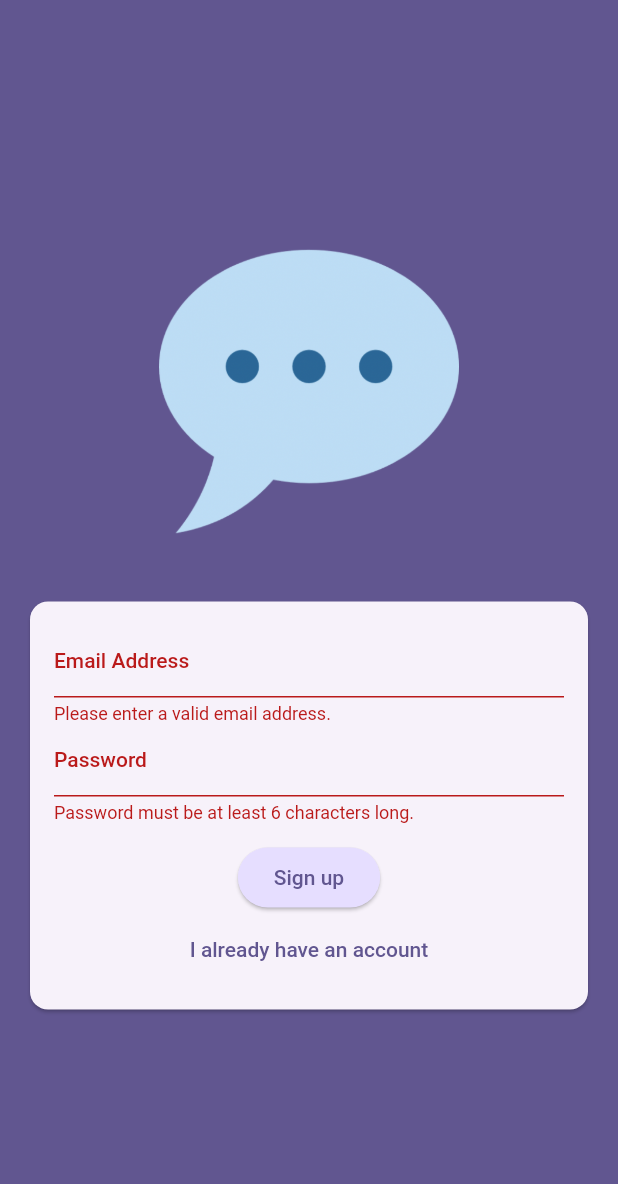
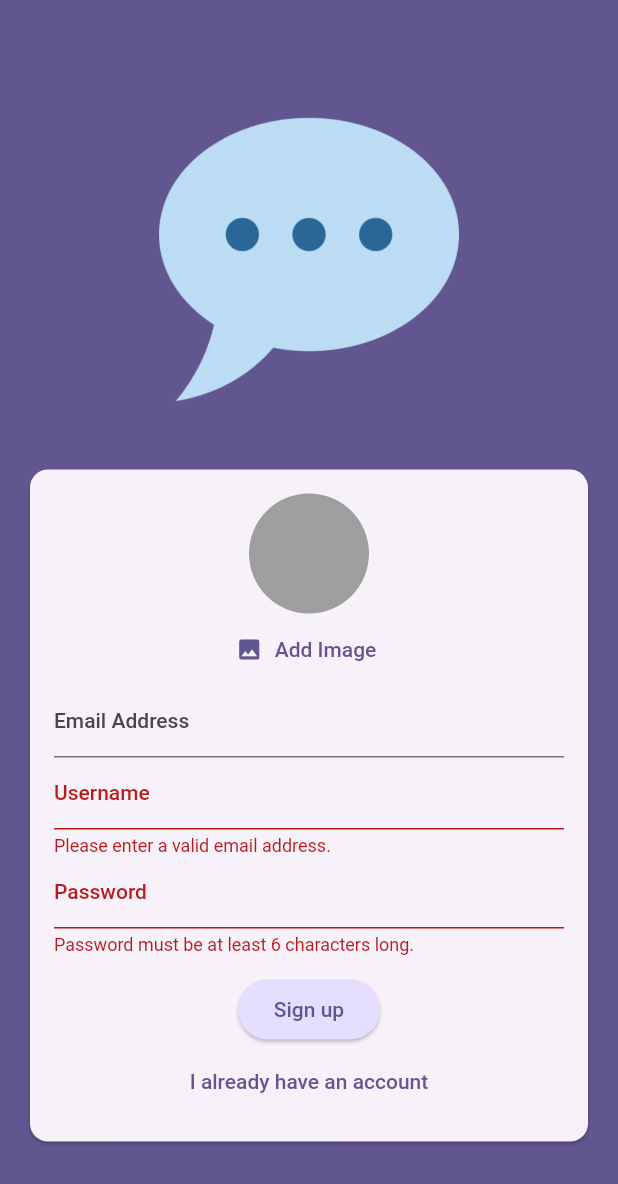
Before and after one commit to Demetre-Panjakidze/chat-app, a Flutter app: the screen it shows after launch, after a tap on "Login", after a tap on "Create an account", on a phone screen of 412 x 824 dp. Shown: the top 1184 px of the screen. Run offline on Flutter 3.47's test engine with Material 2 defaults, Android fonts, the phone set to English and light mode, and no system bars; our stand-ins replace cloud_firestore, firebase_auth, firebase_core, firebase_storage, image_picker; accounts and stored records are empty.

```diff
--- a/lib/main.dart
+++ b/lib/main.dart
@@ -1,14 +1,22 @@
+import 'package:firebase_auth/firebase_auth.dart';
 import 'package:flutter/material.dart';
 import 'package:firebase_core/firebase_core.dart';
 import 'firebase_options.dart';
 
+import 'package:chat_app/screens/chat.dart';
+import 'package:chat_app/screens/splash.dart';
 import 'package:chat_app/screens/auth.dart';
 
 void main() async {
-  WidgetsFlutterBinding.ensureInitialized();
+  WidgetsFlutterBinding
+      .ensureInitialized(); // without this code app won't run properly. only flutter logo will be displayed.
   await Firebase.initializeApp(
     options: DefaultFirebaseOptions.currentPlatform,
   );
+  /*
+  code from firebase to initialize app.
+  source: https://firebase.google.com/docs/flutter/setup?platform=ios
+  */
 
   runApp(const App());
 }
@@ -25,7 +33,20 @@ class App extends StatelessWidget {
         colorScheme: ColorScheme.fromSeed(
             seedColor: const Color.fromARGB(255, 63, 17, 177)),
       ),
-      home: const AuthScreen(),
+      home: StreamBuilder(
+        stream: FirebaseAuth.instance.authStateChanges(),
+        builder: (ctx, snapshot) {
+          if (snapshot.connectionState == ConnectionState.waiting) {
+            return const SplashScreen();
+          }
+
+          if (snapshot.hasData) {
+            return const ChatScreen();
+          }
+
+          return const AuthScreen();
+        },
+      ),
     );
   }
 }
--- a/lib/screens/auth.dart
+++ b/lib/screens/auth.dart
@@ -1,3 +1,8 @@
+import 'dart:io';
+
+import 'package:chat_app/widgets/user_image_picker.dart';
+import 'package:cloud_firestore/cloud_firestore.dart';
+import 'package:firebase_storage/firebase_storage.dart';
 import 'package:flutter/material.dart';
 import 'package:firebase_auth/firebase_auth.dart';
 
@@ -15,21 +20,52 @@ class _AuthScreenState extends State<AuthScreen> {
   var _isLogin = true;
   var _enteredEmail = '';
   var _enteredPassword = '';
+  var _enteredUsername = '';
+  File? _selectedImage;
+  var _isAuthenticating = false;
 
   void _submit() async {
     final isValid = _formKey.currentState!.validate();
 
-    if (!isValid) return;
+    if (!isValid || !_isLogin && _selectedImage == null) {
+      return;
+    }
 
     _formKey.currentState!.save();
 
+    try {
+      setState(() {
+        _isAuthenticating = true;
+      });
+
       if (_isLogin) {
+        final userCredentials = await _firebase.signInWithEmailAndPassword(
+          email: _enteredEmail,
+          password: _enteredPassword,
+        );
       } else {
-      try {
         final userCredentials = await _firebase.createUserWithEmailAndPassword(
           email: _enteredEmail,
           password: _enteredPassword,
         );
+
+        final storageRef = FirebaseStorage.instance
+            .ref()
+            .child('User_images')
+            .child('${userCredentials.user!.uid}.jpg');
+
+        await storageRef.putFile(_selectedImage!);
+        final imageUrl = await storageRef.getDownloadURL();
+
+        await FirebaseFirestore.instance
+            .collection('users')
+            .doc(userCredentials.user!.uid)
+            .set({
+          'username': _enteredUsername,
+          'email': _enteredEmail,
+          'image_url': imageUrl,
+        });
+      }
     } on FirebaseAuthException catch (error) {
       ScaffoldMessenger.of(context).clearSnackBars();
       ScaffoldMessenger.of(context).showSnackBar(
@@ -37,7 +73,9 @@ class _AuthScreenState extends State<AuthScreen> {
           content: Text(error.message ?? 'Authentication failed.'),
         ),
       );
-      }
+      setState(() {
+        _isAuthenticating = false;
+      });
     }
   }
 
@@ -65,6 +103,12 @@ class _AuthScreenState extends State<AuthScreen> {
                       child: Column(
                         mainAxisSize: MainAxisSize.min,
                         children: [
+                          if (!_isLogin)
+                            UserImagePicker(
+                              onPickedImage: (pickedImage) {
+                                _selectedImage = pickedImage;
+                              },
+                            ),
                           TextFormField(
                             decoration: const InputDecoration(
                               labelText: 'Email Address',
@@ -83,6 +127,24 @@ class _AuthScreenState extends State<AuthScreen> {
                             },
                             onSaved: (newValue) {
                               _enteredEmail = newValue!;
+                            },
+                          ),
+                          if (!_isLogin)
+                            TextFormField(
+                              decoration: const InputDecoration(
+                                labelText: 'Username',
+                              ),
+                              enableSuggestions: false,
+                              validator: (value) {
+                                if (value == null ||
+                                    value.isEmpty ||
+                                    value.trim().length < 4) {
+                                  return 'Please enter at least 4 characters.';
+                                }
+                                return null;
+                              },
+                              onSaved: (newValue) {
+                                _enteredUsername = newValue!;
                               },
                             ),
                           TextFormField(
@@ -104,6 +166,9 @@ class _AuthScreenState extends State<AuthScreen> {
                           const SizedBox(
                             height: 12,
                           ),
+                          if (_isAuthenticating)
+                            const CircularProgressIndicator(),
+                          if (!_isAuthenticating)
                             ElevatedButton(
                               onPressed: _submit,
                               style: ElevatedButton.styleFrom(
@@ -113,6 +178,7 @@ class _AuthScreenState extends State<AuthScreen> {
                               ),
                               child: Text(_isLogin ? 'Login' : 'Sign up'),
                             ),
+                          if (!_isAuthenticating)
                             TextButton(
                               onPressed: () {
                                 setState(() {
--- /dev/null
+++ b/lib/screens/splash.dart
@@ -0,0 +1,15 @@
+import 'package:flutter/material.dart';
+
+class SplashScreen extends StatelessWidget {
+  const SplashScreen({super.key});
+
+  @override
+  Widget build(BuildContext context) {
+    return Scaffold(
+      appBar: AppBar(
+        title: const Text('Flutter chat'),
+      ),
+      body: const Center(child: Text('Loading')),
+    );
+  }
+}
--- /dev/null
+++ b/lib/widgets/user_image_picker.dart
@@ -0,0 +1,59 @@
+import 'dart:io';
+
+import 'package:flutter/material.dart';
+import 'package:image_picker/image_picker.dart';
+
+class UserImagePicker extends StatefulWidget {
+  const UserImagePicker({super.key, required this.onPickedImage});
+
+  final void Function(File pickedImage) onPickedImage;
+
+  @override
+  State<UserImagePicker> createState() => _UserImagePickerState();
+}
+
+class _UserImagePickerState extends State<UserImagePicker> {
+  File? _pickedImageFile;
+
+  void _pickImage() async {
+    final pickedImage = await ImagePicker().pickImage(
+      source: ImageSource.camera,
+      imageQuality: 50,
+      maxWidth: 150,
+    );
+
+    if (pickedImage == null) {
+      return;
+    }
+
+    setState(() {
+      _pickedImageFile = File(pickedImage.path);
+    });
+
+    widget.onPickedImage(_pickedImageFile!);
+  }
+
+  @override
+  Widget build(BuildContext context) {
+    return Column(
+      children: [
+        CircleAvatar(
+          radius: 40,
+          backgroundColor: Colors.grey,
+          foregroundImage:
+              _pickedImageFile != null ? FileImage(_pickedImageFile!) : null,
+        ),
+        TextButton.icon(
+          onPressed: _pickImage,
+          icon: const Icon(Icons.image),
+          label: Text(
+            'Add Image',
+            style: TextStyle(
+              color: Theme.of(context).colorScheme.primary,
+            ),
+          ),
+        ),
+      ],
+    );
+  }
+}
--- a/pubspec.yaml
+++ b/pubspec.yaml
@@ -36,6 +36,9 @@ dependencies:
   cupertino_icons: ^1.0.2
   firebase_core: ^2.13.1
   firebase_auth: ^4.6.2
+  firebase_storage: ^11.2.2
+  image_picker: ^0.8.8
+  cloud_firestore: ^4.8.0
 
 dev_dependencies:
   flutter_test:
```
Also changed, not shown: lib/screens/chat.dart (added, +36 -0 lines), pubspec.lock, 6 other files. Lines whose indentation alone changed are shown as unchanged.
